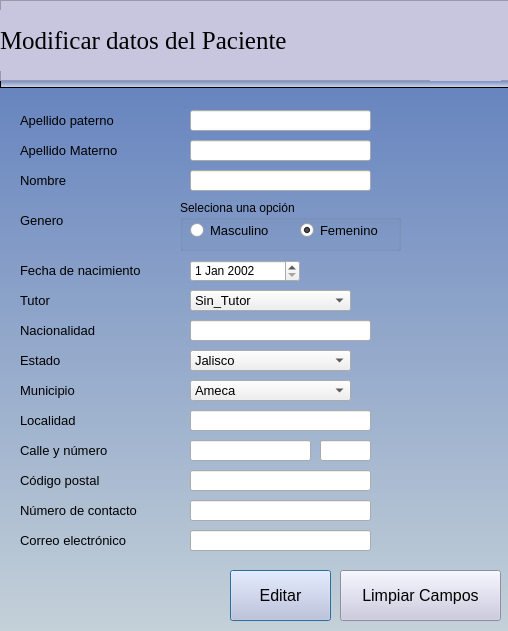
francisco2124/Cognidron-EEG-Version1.0, file pythonProject/vistas/editarPaciente.ui: the form before one commit.
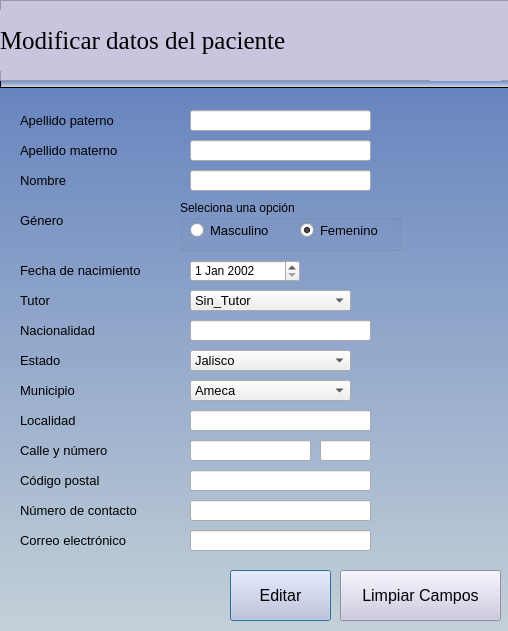
The form after the commit. Icons and pictures are not drawn.

```diff
--- a/pythonProject/vistas/editarPaciente.ui
+++ b/pythonProject/vistas/editarPaciente.ui
@@ -399,7 +399,7 @@
     </font>
    </property>
    <property name="text">
-    <string>Apellido Materno</string>
+    <string>Apellido materno</string>
    </property>
   </widget>
   <widget class="QLineEdit" name="leNumeroContacto">
@@ -471,7 +471,7 @@
     </font>
    </property>
    <property name="text">
-    <string>Genero</string>
+    <string>Género</string>
    </property>
   </widget>
   <widget class="QLabel" name="label_2">
@@ -691,7 +691,7 @@
 font: 75 19pt &quot;Times New Roman&quot;;</string>
     </property>
     <property name="text">
-     <string>Modificar datos del Paciente</string>
+     <string>Modificar datos del paciente</string>
     </property>
    </widget>
    <widget class="QLabel" name="label_23">
```
Left out of the diff: 4 changed lines with no effect on the pictures.
